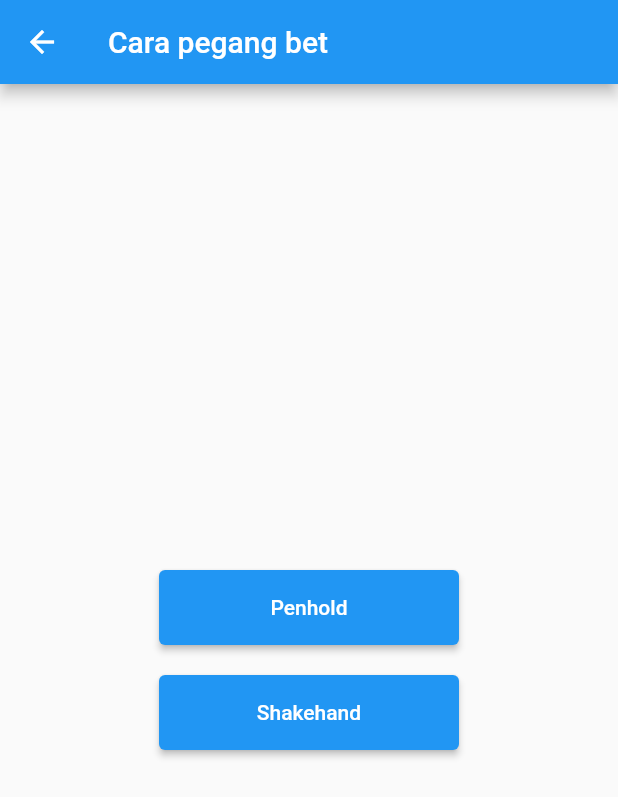
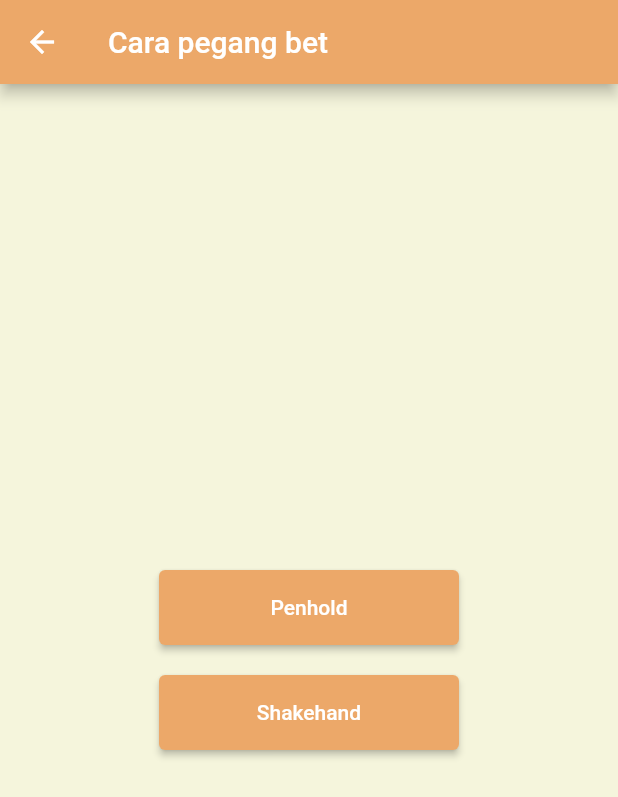
Before and after one commit to pamotinggi/pingpongapp, a Flutter app: the screen it shows after launch, after a tap on "Cara pegang bet", on a phone screen of 412 x 824 dp. Shown: the top 797 px of the screen. Run offline on Flutter 3.47's test engine with Material 2 defaults, Android fonts, the phone set to English and light mode, and no system bars; our stand-ins replace eva_icons_flutter, video_player; missing offline and left inert: syncfusion_flutter_pdfviewer; network calls fail.

Commit message:
Ping Pog Applcation

```diff
--- a/lib/model/answer.dart
+++ b/lib/model/answer.dart
@@ -17,12 +17,12 @@ class Answer extends StatelessWidget {
           textAlign: TextAlign.center,
           style: TextStyle(
               fontWeight: FontWeight.w400,
-              color: Colors.lightBlue
+              color: Colors.black,
           ),
         ),
       ),
       style: ButtonStyle(
-          backgroundColor: MaterialStateProperty.all(Colors.black54)),
+          backgroundColor: MaterialStateProperty.all(Color(0xffECA869))),
       onPressed: selectHandler,
     );
   }
--- a/lib/screen/homescreen.dart
+++ b/lib/screen/homescreen.dart
@@ -21,18 +21,33 @@ class _HomeScreenState extends State<HomeScreen> {
   Widget build(BuildContext context) {
     return Scaffold(
       appBar: AppBar(
+        backgroundColor: Color(0xffECA869),
         automaticallyImplyLeading: false,
         title: Text("Home Screen"),
       ),
-      body: Center(
+      body: Stack(
+        children: <Widget>[
+          Expanded(
+            child: Container(
+              color: Color(0xffF5F5DC),
+            ),
+          ),
+          Center(
             child: Column(
               mainAxisAlignment: MainAxisAlignment.center,
               children: <Widget>[
-            Container(
+                SizedBox(
+                  height: 200,
+                  width: 200,
+                  child: Container(
                     decoration: const BoxDecoration(
                         image: DecorationImage(
                             image: AssetImage("assets/headerping.png"),
-                      fit: BoxFit.contain)),
+                            fit: BoxFit.fill)),
+                  ),
+                ),
+                SizedBox(
+                  height: 15,
                 ),
                 Row(
                   mainAxisAlignment: MainAxisAlignment.center,
@@ -41,9 +56,14 @@ class _HomeScreenState extends State<HomeScreen> {
                       height: 50,
                       width: 150,
                       child: ElevatedButton(
+                        style: ElevatedButton.styleFrom(
+                          primary: Color(0xffECA869),
+                        ),
                         onPressed: () {
-                      Navigator.push(context,
-                          MaterialPageRoute(builder: (context) => History()));
+                          Navigator.push(
+                              context,
+                              MaterialPageRoute(
+                                  builder: (context) => History()));
                         },
                         child: Text("Sejarah pingpong"),
                       ),
@@ -55,9 +75,14 @@ class _HomeScreenState extends State<HomeScreen> {
                       height: 50,
                       width: 150,
                       child: ElevatedButton(
+                        style: ElevatedButton.styleFrom(
+                          primary: Color(0xffECA869),
+                        ),
                         onPressed: () {
-                      Navigator.push(context,
-                          MaterialPageRoute(builder: (context) => Raketgrip()));
+                          Navigator.push(
+                              context,
+                              MaterialPageRoute(
+                                  builder: (context) => Raketgrip()));
                         },
                         child: Text("Cara pegang bet"),
                       ),
@@ -74,9 +99,14 @@ class _HomeScreenState extends State<HomeScreen> {
                       height: 50,
                       width: 150,
                       child: ElevatedButton(
+                        style: ElevatedButton.styleFrom(
+                          primary: Color(0xffECA869),
+                        ),
                         onPressed: () {
-                      Navigator.push(context,
-                          MaterialPageRoute(builder: (context) => Warmup()));
+                          Navigator.push(
+                              context,
+                              MaterialPageRoute(
+                                  builder: (context) => Warmup()));
                         },
                         child: Text("Warm Up"),
                       ),
@@ -88,9 +118,14 @@ class _HomeScreenState extends State<HomeScreen> {
                       height: 50,
                       width: 150,
                       child: ElevatedButton(
+                        style: ElevatedButton.styleFrom(
+                          primary: Color(0xffECA869),
+                        ),
                         onPressed: () {
-                      Navigator.push(context,
-                          MaterialPageRoute(builder: (context) => Longserve()));
+                          Navigator.push(
+                              context,
+                              MaterialPageRoute(
+                                  builder: (context) => Longserve()));
                         },
                         child: Text("Long Serve"),
                       ),
@@ -107,13 +142,16 @@ class _HomeScreenState extends State<HomeScreen> {
                       height: 50,
                       width: 150,
                       child: ElevatedButton(
+                        style: ElevatedButton.styleFrom(
+                          primary: Color(0xffECA869),
+                        ),
                         onPressed: () {
                           Navigator.push(
                               context,
                               MaterialPageRoute(
                                   builder: (context) => Shortserve()));
                         },
-                    child: Text("Short Server"),
+                        child: Text("Short Serve"),
                       ),
                     ),
                     SizedBox(
@@ -123,6 +161,9 @@ class _HomeScreenState extends State<HomeScreen> {
                       height: 50,
                       width: 150,
                       child: ElevatedButton(
+                        style: ElevatedButton.styleFrom(
+                          primary: Color(0xffECA869),
+                        ),
                         onPressed: () {
                           Navigator.push(
                               context,
@@ -144,6 +185,9 @@ class _HomeScreenState extends State<HomeScreen> {
                       height: 50,
                       width: 150,
                       child: ElevatedButton(
+                        style: ElevatedButton.styleFrom(
+                          primary: Color(0xffECA869),
+                        ),
                         onPressed: () {
                           Navigator.push(
                               context,
@@ -160,6 +204,9 @@ class _HomeScreenState extends State<HomeScreen> {
                       height: 50,
                       width: 150,
                       child: ElevatedButton(
+                        style: ElevatedButton.styleFrom(
+                          primary: Color(0xffECA869),
+                        ),
                         onPressed: () {
                           Navigator.push(
                               context,
@@ -178,6 +225,9 @@ class _HomeScreenState extends State<HomeScreen> {
                   height: 50,
                   width: 150,
                   child: ElevatedButton(
+                    style: ElevatedButton.styleFrom(
+                      primary: Color(0xffECA869),
+                    ),
                     onPressed: () {
                       Navigator.push(context,
                           MaterialPageRoute(builder: (context) => Quizpage()));
@@ -188,6 +238,8 @@ class _HomeScreenState extends State<HomeScreen> {
               ],
             ),
           ),
+        ],
+      ),
     );
   }
 }
--- a/lib/screen/penhold.dart
+++ b/lib/screen/penhold.dart
@@ -12,6 +12,7 @@ class _PenholdState extends State<Penhold> {
   Widget build(BuildContext context) {
     return Scaffold(
       appBar: AppBar(
+        backgroundColor: Color(0xffECA869),
         title: Text("Pegangan Penhold"),
       ),
       body: Center(
--- a/lib/screen/raketgrip.dart
+++ b/lib/screen/raketgrip.dart
@@ -14,9 +14,17 @@ class _RaketgripState extends State<Raketgrip> {
   Widget build(BuildContext context) {
     return Scaffold(
       appBar: AppBar(
+        backgroundColor: Color(0xffECA869),
         title: Text("Cara pegang bet"),
       ),
-      body: Center(
+      body: Stack(
+        children: <Widget>[
+          Expanded(
+            child: Container(
+              color: Color(0xffF5F5DC),
+            ),
+          ),
+          Center(
             child: Column(
               mainAxisAlignment: MainAxisAlignment.center,
               children: <Widget>[
@@ -24,6 +32,9 @@ class _RaketgripState extends State<Raketgrip> {
                   height: 50,
                   width: 200,
                   child: ElevatedButton(
+                    style: ElevatedButton.styleFrom(
+                      primary: Color(0xffECA869),
+                    ),
                     onPressed: (){
                       Navigator.push(
                           context, MaterialPageRoute(builder: (context) => Penhold()));
@@ -38,6 +49,9 @@ class _RaketgripState extends State<Raketgrip> {
                   height: 50,
                   width: 200,
                   child: ElevatedButton(
+                    style: ElevatedButton.styleFrom(
+                      primary: Color(0xffECA869),
+                    ),
                     onPressed: (){
                       Navigator.push(
                           context, MaterialPageRoute(builder: (context) => Shakehand()));
@@ -50,6 +64,8 @@ class _RaketgripState extends State<Raketgrip> {
               ],
             ),
           ),
+        ],
+      ),
     );
   }
 }
--- a/lib/screen/splashscreen.dart
+++ b/lib/screen/splashscreen.dart
@@ -27,7 +27,7 @@ class _SplashScreenState extends State<SplashScreen> {
       children: <Widget>[
         Expanded(
           child: Container(
-            color: Colors.greenAccent
+            color: Color(0xffF5F5DC),
           ),
         ),
         Container(
```
Also changed, not shown: lib/screen/history.dart (+14 -4 lines), lib/screen/longserve.dart (+11 -1 lines), lib/screen/quizpage.dart (+14 -1 lines), lib/screen/shortserve.dart (+11 -1 lines), lib/screen/sidechopserve.dart (+11 -1 lines), lib/screen/sidetopserve.dart (+11 -1 lines), lib/screen/topspinserve.dart (+12 -3 lines), lib/screen/warmup.dart (+11 -1 lines), lib/shakehand.dart (+11 -1 lines). Lines whose indentation alone changed are shown as unchanged.
